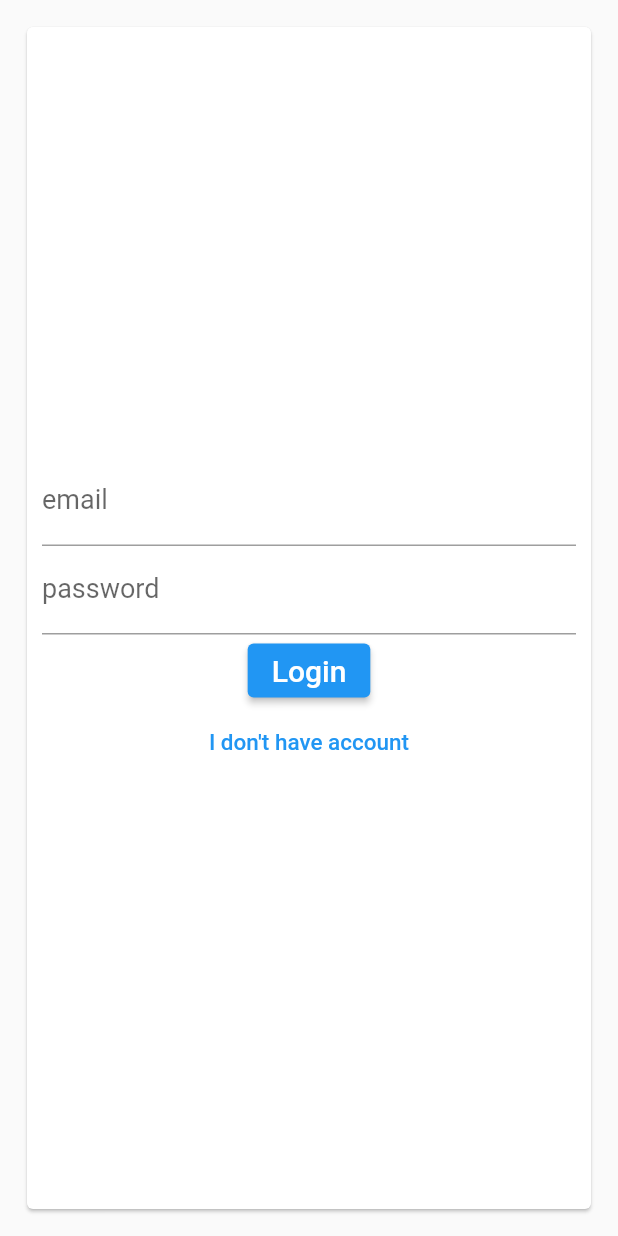
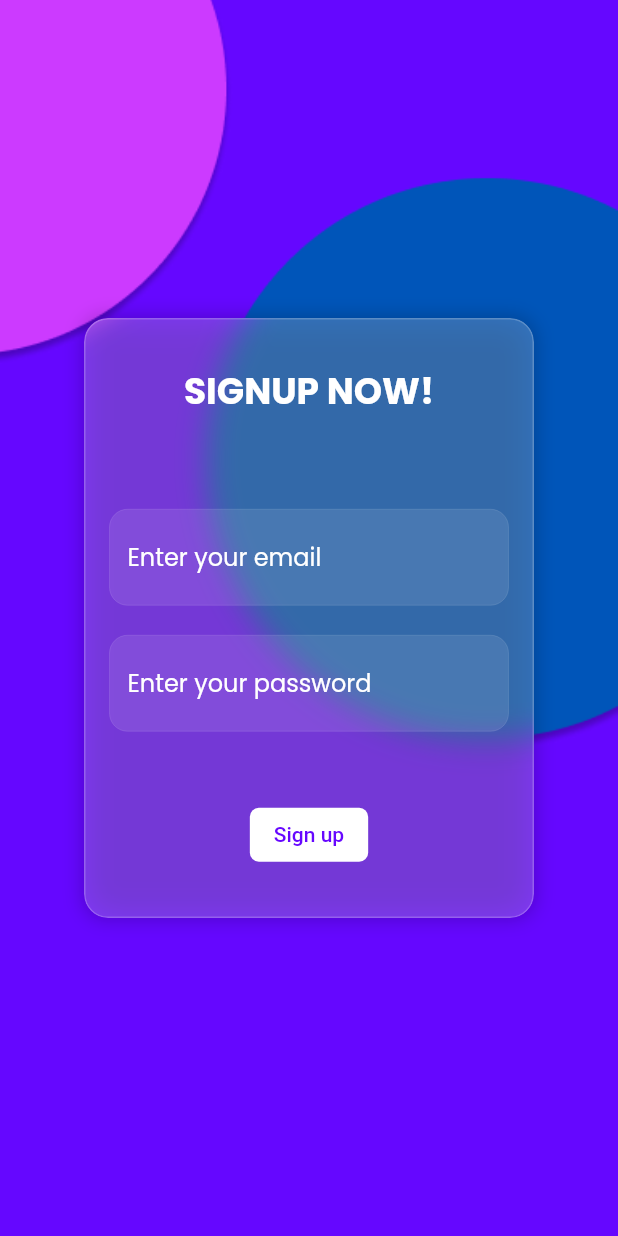
Before and after one commit to OneDvishal/Guide_connect, a Flutter app: the screen it shows after launch, on a phone screen of 412 x 824 dp. Run offline on Flutter 3.47's test engine with Material 2 defaults, Android fonts, the phone set to English and light mode, and no system bars; our stand-ins replace cloud_firestore, firebase_auth, firebase_core, google_fonts; accounts and stored records are empty.

Commit message:
FIrst commit

```diff
--- a/lib/component/Auth.dart
+++ b/lib/component/Auth.dart
@@ -1,123 +1,187 @@
+// ignore_for_file: sort_child_properties_last
+
 import 'package:flutter/material.dart';
-import 'package:flutter/src/widgets/placeholder.dart';
-import 'package:flutter/src/widgets/framework.dart';
-import 'package:matcher/matcher.dart';
+import 'package:google_fonts/google_fonts.dart';
+import 'dart:ui';
 
-class AuthForm extends StatefulWidget {
-  final void Function(String email,String username,String password,bool islogin) submitfm;
-   AuthForm(this.submitfm,);
+class SignupForm extends StatefulWidget {
 
+  final void Function(String email,String password,bool islogin) submitfm;
+  SignupForm(this.submitfm);
   @override
-  State<AuthForm> createState() => _AuthFormState();
+  State<SignupForm> createState() => SignupFormState();
 }
 
-class _AuthFormState extends State<AuthForm> {
+class SignupFormState extends State<SignupForm> {
+
   final _formkey = GlobalKey<FormState>();
-  var _email = "";
-  var _username = "";
-  var _password = "";
-  bool _islogin = true;
-  void Log(){
+  late final String userEmail;
+  late final String userPass;
+  void trysubmit(){
     FocusScope.of(context).unfocus();
-
     final isvalid = _formkey.currentState?.validate();
-    if(isvalid as bool){
+    if(isvalid != null){
       _formkey.currentState?.save();
-      widget.submitfm(_email,_username,_password,_islogin);
     }
-
+    widget.submitfm(userEmail,userPass,false);
   }
-
-
   @override
   Widget build(BuildContext context) {
-    return Container(
-      width: double.infinity,
-      child: Card(
-        margin: EdgeInsets.all(18),
+    return Scaffold(
+      body: Container(
+        decoration: const BoxDecoration(
+          image: DecorationImage(
+            image: AssetImage("assets/images/background.png"),
+            fit: BoxFit.cover,
+          ),
+        ),
+        child: Center(
+          child: Container(
+            width: 300,
+            height: 400,
+            decoration: BoxDecoration(
+              borderRadius: BorderRadius.circular(16),
+              boxShadow: [
+                BoxShadow(
+                  color: Colors.black.withOpacity(0.2),
+                  blurRadius: 10,
+                  spreadRadius: 1,
+                  offset: const Offset(0, 0),
+                ),
+              ],
+            ),
+            child: ClipRRect(
+              borderRadius: BorderRadius.circular(16),
+              child: BackdropFilter(
+                filter: ImageFilter.blur(sigmaX: 10, sigmaY: 10),
+                child: Container(
+                  decoration: BoxDecoration(
+                    color: Colors.white.withOpacity(0.2),
+                    borderRadius: BorderRadius.circular(16),
+                    border: Border.all(
+                      color: Colors.white.withOpacity(0.2),
+                    ),
+                  ),
                   child: Padding(
-          padding: EdgeInsets.all(10),
-          child: Center(
-            child: SingleChildScrollView(
+                    padding: const EdgeInsets.all(16.0),
+                    child: Form(
 
-              child: Form(
-                key: _formkey,
                       child: Column(
                         mainAxisAlignment: MainAxisAlignment.center,
-                    mainAxisSize: MainAxisSize.min,
                         children: [
+                          Text(
+                            "SIGNUP NOW!",
+                            style: GoogleFonts.poppins(
+                              fontSize: 24,
+                              fontWeight: FontWeight.bold,
+                              color: Colors.white,
+                            ),
+                          ),
+                          const SizedBox(height: 60),
                           TextFormField(
-                    key: ValueKey('email'),
                             validator: (value) {
-                      if (value == null || !value.contains('@')) {
-                        return "enter valid email id";
+                              if(value==null || !value.contains('@')||!value.contains('.')){
+                                return "please enter valid email";
                               }
                               return null;
                             },
-                    decoration: const InputDecoration(
-                      label: Text(
-                        "email",
-                        style: TextStyle(fontSize: 18),
+                            decoration: InputDecoration(
+                              hintText: 'Enter your email',
+                              hintStyle: GoogleFonts.poppins(
+                                color: Colors.white,
+                              ),
+                              filled: true,
+                              fillColor: Colors.white.withOpacity(0.1),
+                              enabledBorder: OutlineInputBorder(
+                                borderRadius: BorderRadius.circular(12),
+                                borderSide: BorderSide(
+                                  color: Colors.white.withOpacity(0.1),
+                                  width: 0,
                                 ),
                               ),
-                    onSaved: (Value) => _email = Value as String,
+                              focusedBorder: OutlineInputBorder(
+                                borderRadius: BorderRadius.circular(12),
+                                borderSide: BorderSide(
+                                  color: Colors.white.withOpacity(0.3),
+                                  width: 2,
                                 ),
-
-                  if(!_islogin)
+                              ),
+                              border: OutlineInputBorder(
+                                borderRadius: BorderRadius.circular(12),
+                                borderSide: BorderSide(
+                                  color: Colors.white.withOpacity(0.1),
+                                  width: 0,
+                                ),
+                              ),
+                            ),
+                            style: GoogleFonts.poppins(
+                              color: Colors.white,
+                            ),
+                            onSaved: (newValue) => userEmail=newValue as String,
+                          ),
+                          const SizedBox(height: 20),
                           TextFormField(
-                    key: ValueKey('username'),
                             validator: (value) {
-                      if (value == null || value.length < 7) {
-                        return "enter valid username";
+                              if(value==null || value.length<8){
+                                return "please enter password with more than 8 characters";
                               }
                               return null;
                             },
-                    decoration: const InputDecoration(
-                      label: Text(
-                        "username",
-                        style: TextStyle(fontSize: 18),
+                            obscureText: true,
+                            decoration: InputDecoration(
+                              hintText: 'Enter your password',
+                              hintStyle: GoogleFonts.poppins(
+                                color: Colors.white,
+                              ),
+                              filled: true,
+                              fillColor: Colors.white.withOpacity(0.1),
+                              enabledBorder: OutlineInputBorder(
+                                borderRadius: BorderRadius.circular(12),
+                                borderSide: BorderSide(
+                                  color: Colors.white.withOpacity(0.1),
+                                  width: 0,
                                 ),
                               ),
-                    onSaved: (Value) => _username = Value as String,
-                  ),
-                  TextFormField(
-                    key: ValueKey('password'),
-                    validator: (value) {
-                      if (value == null || !value.contains('@')) {
-                        return "enter valid password";
-                      }
-                      return null;
-                    },
-                    decoration: const InputDecoration(
-                      label: Text(
-                        "password",
-                        style: TextStyle(fontSize: 18),
+                              focusedBorder: OutlineInputBorder(
+                                borderRadius: BorderRadius.circular(12),
+                                borderSide: BorderSide(
+                                  color: Colors.white.withOpacity(0.3),
+                                  width: 2,
                                 ),
                               ),
-                    onSaved: (Value) => _password = Value as String,
-                  ),
-                  ElevatedButton(
-                    onPressed: Log,
-                    child: Text(
-                      _islogin ? "Login" : "Signup",
-                      style: const TextStyle(fontSize: 20),
+                              border: OutlineInputBorder(
+                                borderRadius: BorderRadius.circular(12),
+                                borderSide: BorderSide(
+                                  color: Colors.white.withOpacity(0.1),
+                                  width: 0,
                                 ),
                               ),
-                  TextButton(
-                    onPressed: () {
-                      setState(() {
-                        _islogin = !_islogin;
-                      });
-                    },
-                    child: Text(
-                      _islogin ? "I don't have account" : "I have account",
-                      style: const TextStyle(
-                        fontSize: 15,
+                            ),
+                            style: GoogleFonts.poppins(
+                              color: Colors.white,
+                            ),
+                            onSaved: (newValue) => userPass=newValue as String,
+                          ),
+                          const SizedBox(height: 45),
+                          ElevatedButton(
+                            onPressed: trysubmit,
+                            child: const Text('Sign up',
+                              style: TextStyle(color: Color(0xff6607FF)),
+                              ),
+                            style: ElevatedButton.styleFrom(
+                              primary: Colors.white,
+                              elevation: 0,
+                              shape: RoundedRectangleBorder(
+                                borderRadius: BorderRadius.circular(6),
                               ),
                             ),
                           ),
                         ],
-              )),
+                      ),
+                    ),
+                  ),
+                ),
+              ),
             ),
           ),
         ),
--- a/lib/screen/RegisterScreen.dart
+++ b/lib/screen/RegisterScreen.dart
@@ -16,7 +16,7 @@ class _RegisterScreenState extends State<RegisterScreen> {
   final _auth = FirebaseAuth.instance;
 
   void _submit(
-      String email, String username, String password, bool islogin) async {
+      String email, String password, bool islogin) async {
     UserCredential future;
     try {
       if (!islogin) {
@@ -25,10 +25,10 @@ class _RegisterScreenState extends State<RegisterScreen> {
       } else {
         future = await _auth.signInWithEmailAndPassword(
             email: email, password: password);
-        await FirebaseFirestore.instance.collection('User').doc(future.user?.uid).set({
-          'emailId': email,
-          'UserId': username,
-        });
+        // await FirebaseFirestore.instance.collection('User').doc(future.user?.uid).set({
+        //   'emailId': email,
+        //   'UserId': username,
+        // });
       }
     } on PlatformException catch (err) {
       String Massage = "please check credential";
@@ -49,7 +49,7 @@ class _RegisterScreenState extends State<RegisterScreen> {
   @override
   Widget build(BuildContext context) {
     return Scaffold(
-      body: AuthForm(_submit),
+      body: SignupForm(_submit),
     );
   }
 }
--- a/pubspec.yaml
+++ b/pubspec.yaml
@@ -63,7 +63,9 @@ flutter:
   uses-material-design: true
 
   # To add assets to your application, add an assets section, like this:
-  # assets:
+  assets:
+  - assets/
+  - assets/images/
   #   - images/a_dot_burr.jpeg
   #   - images/a_dot_ham.jpeg
 
```
Also changed, not shown: assets/images/background.png (added). Lines whose indentation alone changed are shown as unchanged.
